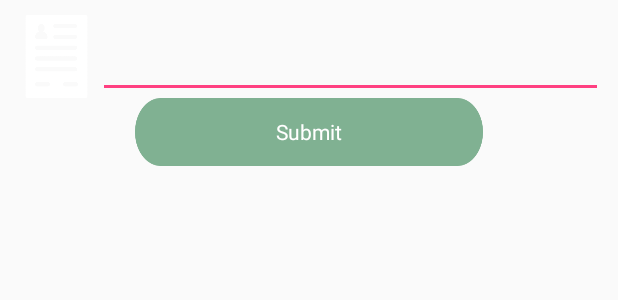
After one commit to zaid06/CaptainManager, an Android app: the layout alert_layout.xml on its own in the app's theme, with its tools: preview values and no code run, on a phone screen of 412 x 824 dp. The commit adds this screen. Shown: the top 300 px of the screen. Run offline under Robolectric (Android 15) with nearby library versions, the phone set to English and light mode, and no system bars.

Commit message:
Alert Is On The Way

```diff
--- a/app/src/main/res/layout/activity_main.xml
+++ b/app/src/main/res/layout/activity_main.xml
@@ -366,6 +366,7 @@
 
 
         <LinearLayout
+            android:id="@+id/expense"
             android:layout_width="0dp"
             android:layout_height="match_parent"
             android:layout_margin="5dp"
--- /dev/null
+++ b/app/src/main/res/layout/alert_layout.xml
@@ -0,0 +1,55 @@
+<?xml version="1.0" encoding="utf-8"?>
+<LinearLayout xmlns:android="http://schemas.android.com/apk/res/android"
+    android:layout_margin="10dp"
+    android:layout_width="match_parent"
+    android:layout_height="match_parent"
+    android:orientation="vertical">
+
+    <LinearLayout
+
+        android:layout_gravity="center"
+
+        android:layout_width="match_parent"
+        android:layout_height="match_parent"
+        android:orientation="vertical">
+
+
+        <LinearLayout
+            android:orientation="horizontal"
+            android:layout_width="match_parent"
+            android:layout_height="wrap_content">
+
+            <ImageView
+                android:id="@+id/image"
+                android:layout_width="55dp"
+                android:layout_height="55dp"
+                android:src="@drawable/challan"/>
+
+            <EditText
+                android:layout_width="match_parent"
+                android:layout_height="55dp"
+                android:id="@+id/writeExpence"/>
+        </LinearLayout>
+
+        <LinearLayout
+            android:id="@+id/submit"
+            android:layout_width="match_parent"
+            android:layout_height="45dp"
+            android:layout_marginLeft="80dp"
+            android:layout_marginRight="80dp"
+            android:background="@drawable/slider">
+
+            <TextView
+                android:text="Submit"
+                android:gravity="center"
+                android:layout_gravity="center_vertical"
+                android:textColor="@color/colorWhite"
+                android:layout_width="match_parent"
+                android:layout_height="wrap_content" />
+
+        </LinearLayout>
+
+
+
+    </LinearLayout>
+</LinearLayout>
```
Also changed, not shown: app/src/main/java/bilal/com/captain/MainActivity.java (+11 -1 lines), app/src/main/java/bilal/com/captain/expenceActivity/ExpenseActivity.java (+116 -1 lines), app/src/main/res/layout/activity_expense.xml (+71 -6 lines), app/src/main/res/drawable/challan.png, app/src/main/res/drawable/fuel.png, app/src/main/res/drawable/others.png (added), app/src/main/res/drawable/puncture.png, app/src/main/res/drawable/repair.png.
